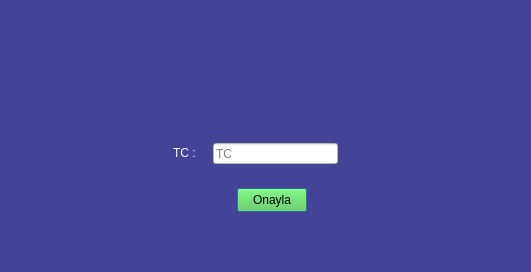
Above: Uis/hastaSil.ui from mkemalgokce/hastaneRandevuSistemi before the change. Below: the same form after it.
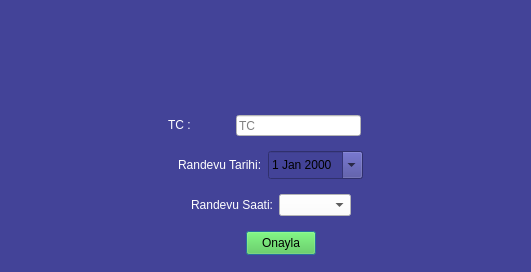
That is the form after the change. Icons and pictures are not drawn.

The edit to the form file:
```diff
--- a/Uis/hastaSil.ui
+++ b/Uis/hastaSil.ui
@@ -37,10 +37,10 @@
   <widget class="QWidget" name="verticalLayoutWidget">
    <property name="geometry">
     <rect>
-     <x>120</x>
-     <y>20</y>
-     <width>283</width>
-     <height>211</height>
+     <x>100</x>
+     <y>10</y>
+     <width>341</width>
+     <height>256</height>
     </rect>
    </property>
    <layout class="QVBoxLayout" name="verticalLayout_3">
@@ -157,6 +157,136 @@
       </item>
      </layout>
     </item>
+    <item>
+     <layout class="QHBoxLayout" name="horizontalLayout_4">
+      <item>
+       <spacer name="horizontalSpacer_6">
+        <property name="orientation">
+         <enum>Qt::Horizontal</enum>
+        </property>
+        <property name="sizeHint" stdset="0">
+         <size>
+          <width>40</width>
+          <height>20</height>
+         </size>
+        </property>
+       </spacer>
+      </item>
+      <item>
+       <widget class="QLabel" name="label_3">
+        <property name="minimumSize">
+         <size>
+          <width>25</width>
+          <height>16</height>
+         </size>
+        </property>
+        <property name="maximumSize">
+         <size>
+          <width>100</width>
+          <height>20</height>
+         </size>
+        </property>
+        <property name="styleSheet">
+         <string notr="true">color: rgb(255, 255, 255);</string>
+        </property>
+        <property name="text">
+         <string>Randevu Tarihi:</string>
+        </property>
+       </widget>
+      </item>
+      <item>
+       <widget class="QDateEdit" name="tarih_dateEdit">
+        <property name="maximumSize">
+         <size>
+          <width>120</width>
+          <height>28</height>
+         </size>
+        </property>
+        <property name="calendarPopup">
+         <bool>true</bool>
+        </property>
+       </widget>
+      </item>
+      <item>
+       <spacer name="horizontalSpacer_5">
+        <property name="orientation">
+         <enum>Qt::Horizontal</enum>
+        </property>
+        <property name="sizeHint" stdset="0">
+         <size>
+          <width>40</width>
+          <height>20</height>
+         </size>
+        </property>
+       </spacer>
+      </item>
+     </layout>
+    </item>
+    <item>
+     <layout class="QHBoxLayout" name="horizontalLayout_5">
+      <item>
+       <spacer name="horizontalSpacer_7">
+        <property name="orientation">
+         <enum>Qt::Horizontal</enum>
+        </property>
+        <property name="sizeHint" stdset="0">
+         <size>
+          <width>40</width>
+          <height>20</height>
+         </size>
+        </property>
+       </spacer>
+      </item>
+      <item>
+       <widget class="QLabel" name="label_4">
+        <property name="minimumSize">
+         <size>
+          <width>25</width>
+          <height>16</height>
+         </size>
+        </property>
+        <property name="maximumSize">
+         <size>
+          <width>100</width>
+          <height>20</height>
+         </size>
+        </property>
+        <property name="styleSheet">
+         <string notr="true">color: rgb(255, 255, 255);</string>
+        </property>
+        <property name="text">
+         <string>Randevu Saati:</string>
+        </property>
+       </widget>
+      </item>
+      <item>
+       <widget class="QComboBox" name="saat_comboBox">
+        <property name="maximumSize">
+         <size>
+          <width>120</width>
+          <height>16777215</height>
+         </size>
+        </property>
+        <property name="styleSheet">
+         <string notr="true">background-color: rgb(255, 255, 255);</string>
+        </property>
+       </widget>
+      </item>
+      <item>
+       <spacer name="horizontalSpacer_8">
+        <property name="orientation">
+         <enum>Qt::Horizontal</enum>
+        </property>
+        <property name="sizeHint" stdset="0">
+         <size>
+          <width>40</width>
+          <height>20</height>
+         </size>
+        </property>
+       </spacer>
+      </item>
+     </layout>
+    </item>
     <item>
      <layout class="QHBoxLayout" name="horizontalLayout_3">
       <property name="leftMargin">
```
